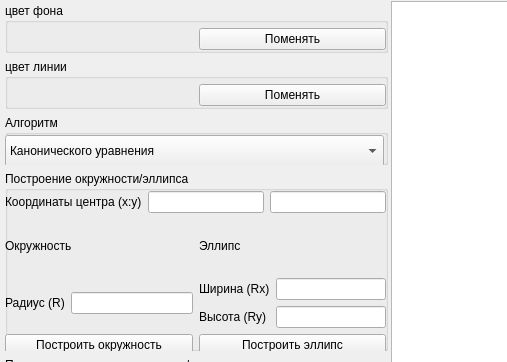
First picture: the form in Computer_graphics/lab_04/mainwindow.ui, repository SerPan23/BMSTU_SEM_4, before the edit; both pictures show x 0 to 507 and y 0 to 362 of the 1200 by 700 pixel window.
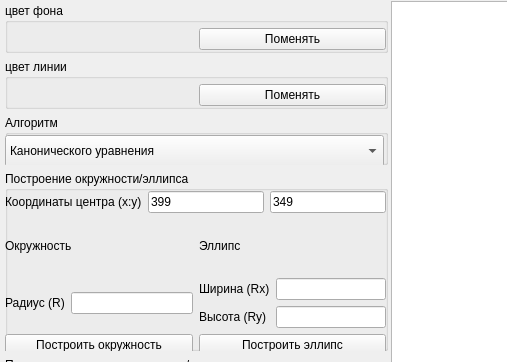
Second picture: the form after the edit.

```diff
--- a/Computer_graphics/lab_04/mainwindow.ui
+++ b/Computer_graphics/lab_04/mainwindow.ui
@@ -220,10 +220,18 @@
                 </widget>
                </item>
                <item>
-                <widget class="QLineEdit" name="center_x"/>
+                <widget class="QLineEdit" name="center_x">
+                 <property name="text">
+                  <string>399</string>
+                 </property>
+                </widget>
                </item>
                <item>
-                <widget class="QLineEdit" name="center_y"/>
+                <widget class="QLineEdit" name="center_y">
+                 <property name="text">
+                  <string>349</string>
+                 </property>
+                </widget>
                </item>
               </layout>
              </item>
```
